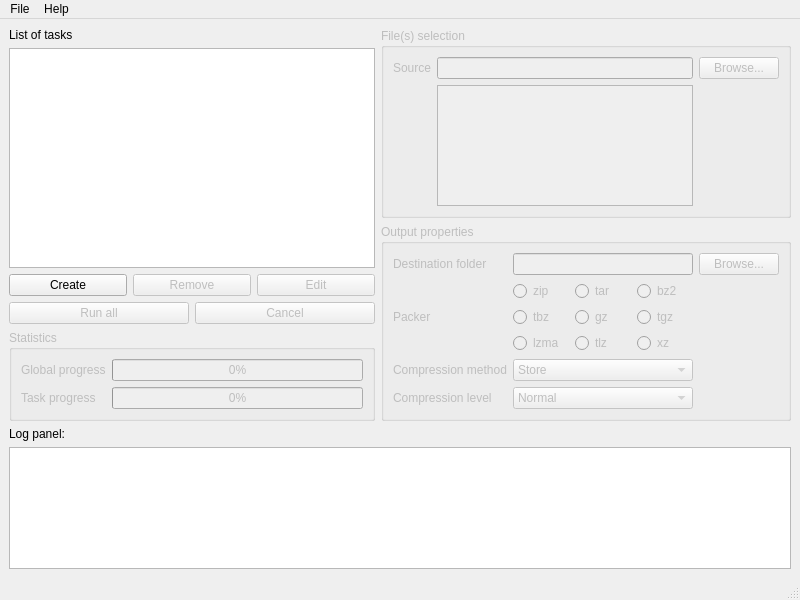
First picture: the form in resources/main_window.ui, repository mnchapel/packy, before the edit.
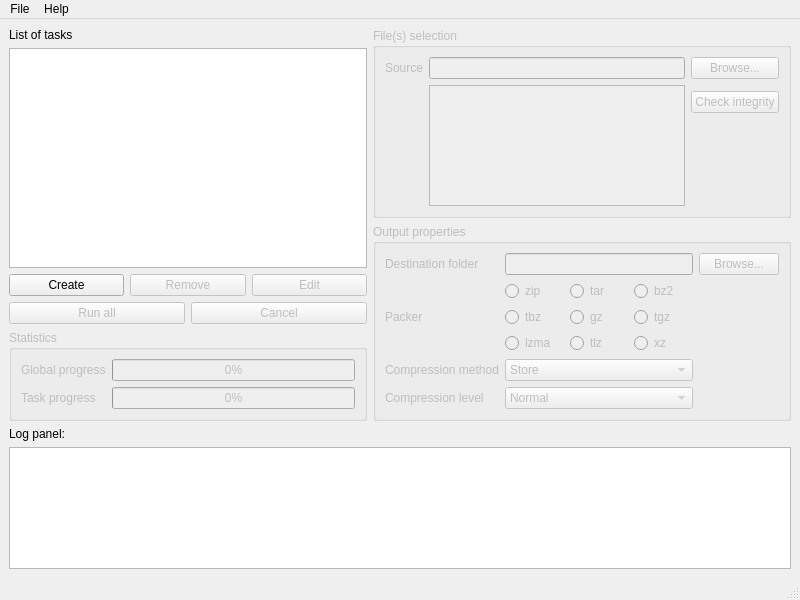
Second picture: the form after the edit.

Commit message: Start to implement check integrity

The edit to the form file:
```diff
--- a/resources/main_window.ui
+++ b/resources/main_window.ui
@@ -202,9 +202,29 @@
            </property>
           </widget>
          </item>
-         <item row="1" column="1">
+         <item row="3" column="2">
+          <spacer name="verticalSpacer">
+           <property name="orientation">
+            <enum>Qt::Vertical</enum>
+           </property>
+           <property name="sizeHint" stdset="0">
+            <size>
+             <width>20</width>
+             <height>40</height>
+            </size>
+           </property>
+          </spacer>
+         </item>
+         <item row="1" column="1" rowspan="3">
           <widget class="QTreeView" name="tree_view_source"/>
          </item>
+         <item row="2" column="2">
+          <widget class="QPushButton" name="push_button_check_integrity">
+           <property name="text">
+            <string>Check integrity</string>
+           </property>
+          </widget>
+         </item>
         </layout>
        </widget>
       </item>
```
Left out of the diff: 274 changed lines with no effect on the pictures. The commit also changes 5 other files.
